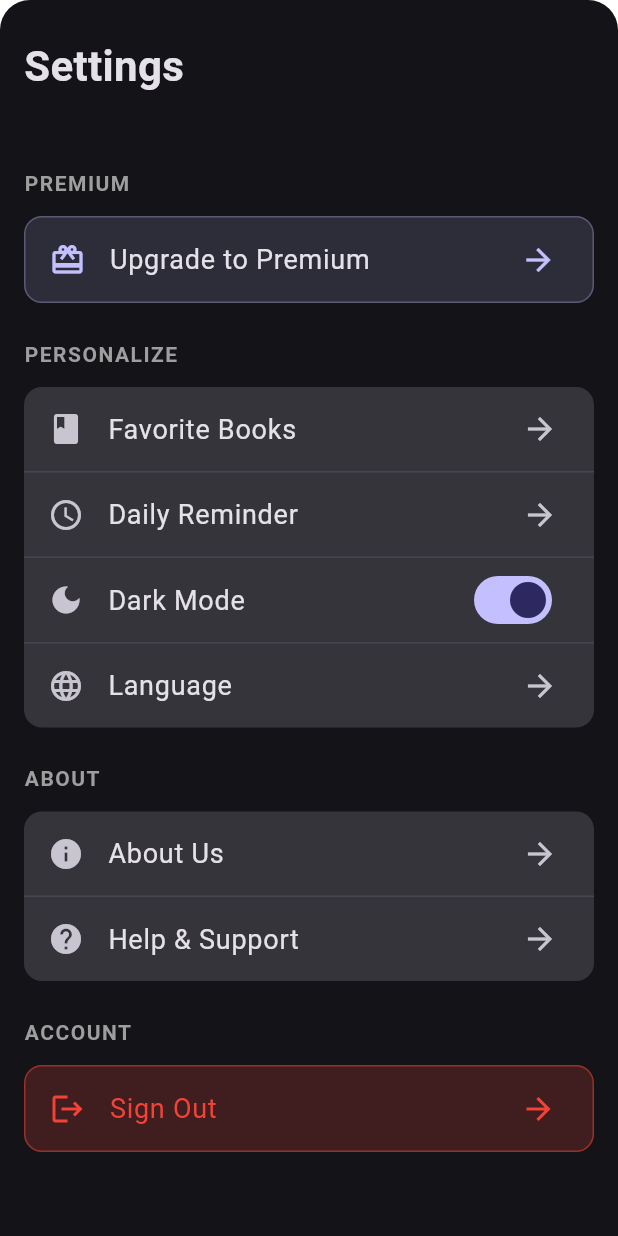
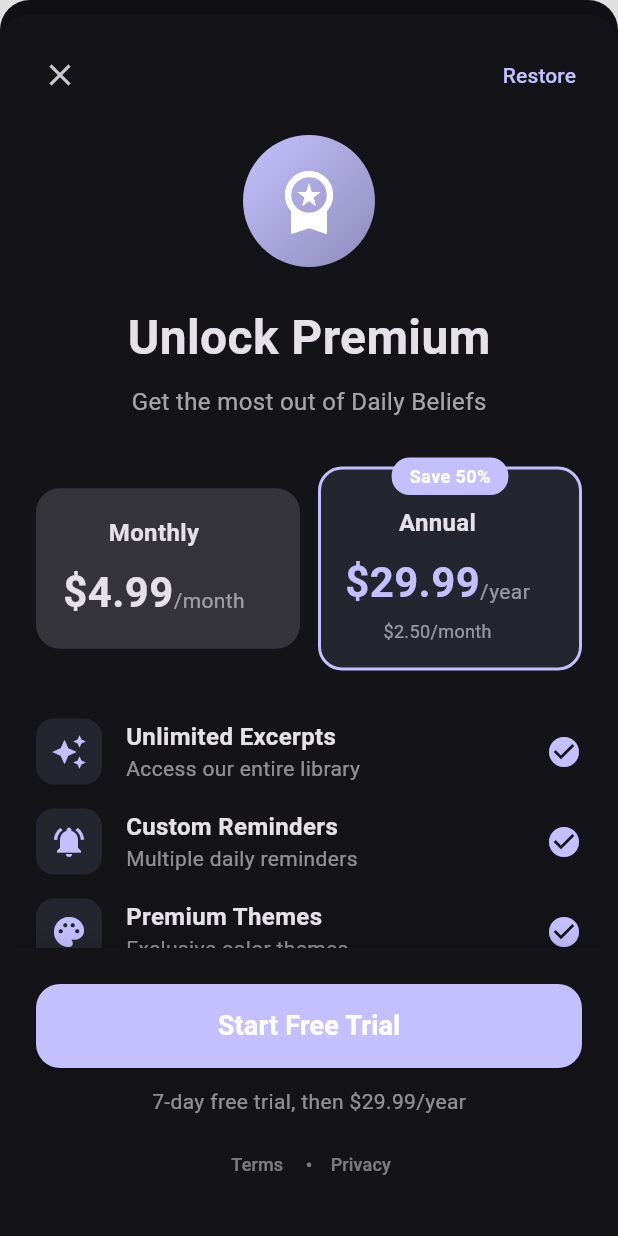
Before and after one commit to hiranosasuke/excerpt-ui, a Flutter app: the SettingsScreen screen opened directly with empty values, after a tap on "Upgrade to Premium", on a phone screen of 412 x 824 dp. Run offline on Flutter 3.47's test engine with Material 3 defaults, Android fonts, the phone set to English and light mode, and no system bars; our stand-ins replace modal_bottom_sheet.

Commit message:
Unlock Premium modal

```diff
--- a/lib/main.dart
+++ b/lib/main.dart
@@ -5,6 +5,7 @@
 import 'screens/sign_in_page.dart';
 import 'screens/home_screen.dart';
 import 'screens/streak_screen.dart';
+import 'screens/premium_screen.dart';
 
 void main() {
   runApp(const DailyBeliefsApp());
@@ -372,7 +373,15 @@
                           Icons.arrow_forward,
                           color: Theme.of(context).colorScheme.primary,
                         ),
-                        onTap: () {},
+                        onTap: () {
+                          showCupertinoModalBottomSheet(
+                            context: context,
+                            backgroundColor:
+                                Theme.of(context).scaffoldBackgroundColor,
+                            topRadius: const Radius.circular(20),
+                            builder: (context) => const PremiumScreen(),
+                          );
+                        },
                       ),
                     ),
 
--- /dev/null
+++ b/lib/screens/premium_screen.dart
@@ -0,0 +1,432 @@
+import 'package:flutter/material.dart';
+
+class PremiumScreen extends StatefulWidget {
+  const PremiumScreen({super.key});
+
+  @override
+  State<PremiumScreen> createState() => _PremiumScreenState();
+}
+
+class _PremiumScreenState extends State<PremiumScreen> {
+  String _selectedPlan = 'annual';
+
+  final List<Map<String, dynamic>> _features = [
+    {
+      'icon': Icons.auto_awesome,
+      'title': 'Unlimited Excerpts',
+      'subtitle': 'Access our entire library'
+    },
+    {
+      'icon': Icons.notifications_active,
+      'title': 'Custom Reminders',
+      'subtitle': 'Multiple daily reminders'
+    },
+    {
+      'icon': Icons.palette,
+      'title': 'Premium Themes',
+      'subtitle': 'Exclusive color themes'
+    },
+    {
+      'icon': Icons.cloud_sync,
+      'title': 'Cloud Sync',
+      'subtitle': 'Sync across all devices'
+    },
+    {
+      'icon': Icons.block,
+      'title': 'Ad-Free Experience',
+      'subtitle': 'No interruptions'
+    },
+    {
+      'icon': Icons.support_agent,
+      'title': 'Priority Support',
+      'subtitle': '24/7 dedicated support'
+    },
+  ];
+
+  @override
+  Widget build(BuildContext context) {
+    return Scaffold(
+      body: SafeArea(
+        child: Column(
+          children: [
+            // Header
+            Padding(
+              padding: const EdgeInsets.all(16),
+              child: Row(
+                children: [
+                  IconButton(
+                    onPressed: () => Navigator.pop(context),
+                    icon: const Icon(Icons.close),
+                  ),
+                  const Spacer(),
+                  TextButton(
+                    onPressed: () => Navigator.pop(context),
+                    child: const Text('Restore'),
+                  ),
+                ],
+              ),
+            ),
+            Expanded(
+              child: SingleChildScrollView(
+                padding: const EdgeInsets.symmetric(horizontal: 24),
+                child: Column(
+                  children: [
+                    // Premium Badge
+                    Container(
+                      padding: const EdgeInsets.all(20),
+                      decoration: BoxDecoration(
+                        gradient: LinearGradient(
+                          colors: [
+                            Theme.of(context).colorScheme.primary,
+                            Theme.of(context)
+                                .colorScheme
+                                .primary
+                                .withOpacity(0.7),
+                          ],
+                          begin: Alignment.topLeft,
+                          end: Alignment.bottomRight,
+                        ),
+                        shape: BoxShape.circle,
+                      ),
+                      child: const Icon(
+                        Icons.workspace_premium,
+                        size: 48,
+                        color: Colors.white,
+                      ),
+                    ),
+                    const SizedBox(height: 24),
+                    const Text(
+                      'Unlock Premium',
+                      style: TextStyle(
+                        fontSize: 32,
+                        fontWeight: FontWeight.bold,
+                      ),
+                    ),
+                    const SizedBox(height: 8),
+                    Text(
+                      'Get the most out of Daily Beliefs',
+                      style: TextStyle(
+                        fontSize: 16,
+                        color: Theme.of(context)
+                            .colorScheme
+                            .onSurface
+                            .withOpacity(0.7),
+                      ),
+                    ),
+                    const SizedBox(height: 32),
+                    // Plan Options
+                    Row(
+                      children: [
+                        Expanded(
+                          child: _buildPlanCard(
+                            context,
+                            plan: 'monthly',
+                            title: 'Monthly',
+                            price: '\$4.99',
+                            period: '/month',
+                            isSelected: _selectedPlan == 'monthly',
+                          ),
+                        ),
+                        const SizedBox(width: 12),
+                        Expanded(
+                          child: _buildPlanCard(
+                            context,
+                            plan: 'annual',
+                            title: 'Annual',
+                            price: '\$29.99',
+                            period: '/year',
+                            isSelected: _selectedPlan == 'annual',
+                            savings: 'Save 50%',
+                          ),
+                        ),
+                      ],
+                    ),
+                    const SizedBox(height: 32),
+                    // Features List
+                    ...List.generate(_features.length, (index) {
+                      final feature = _features[index];
+                      return Padding(
+                        padding: const EdgeInsets.only(bottom: 16),
+                        child: Row(
+                          children: [
+                            Container(
+                              padding: const EdgeInsets.all(10),
+                              decoration: BoxDecoration(
+                                color: Theme.of(context)
+                                    .colorScheme
+                                    .primary
+                                    .withOpacity(0.1),
+                                borderRadius: BorderRadius.circular(12),
+                              ),
+                              child: Icon(
+                                feature['icon'] as IconData,
+                                color: Theme.of(context).colorScheme.primary,
+                                size: 24,
+                              ),
+                            ),
+                            const SizedBox(width: 16),
+                            Expanded(
+                              child: Column(
+                                crossAxisAlignment: CrossAxisAlignment.start,
+                                children: [
+                                  Text(
+                                    feature['title'] as String,
+                                    style: const TextStyle(
+                                      fontSize: 16,
+                                      fontWeight: FontWeight.w600,
+                                    ),
+                                  ),
+                                  Text(
+                                    feature['subtitle'] as String,
+                                    style: TextStyle(
+                                      fontSize: 14,
+                                      color: Theme.of(context)
+                                          .colorScheme
+                                          .onSurface
+                                          .withOpacity(0.6),
+                                    ),
+                                  ),
+                                ],
+                              ),
+                            ),
+                            Icon(
+                              Icons.check_circle,
+                              color: Theme.of(context).colorScheme.primary,
+                            ),
+                          ],
+                        ),
+                      );
+                    }),
+                    const SizedBox(height: 24),
+                  ],
+                ),
+              ),
+            ),
+            // Bottom CTA
+            Container(
+              padding: const EdgeInsets.all(24),
+              decoration: BoxDecoration(
+                color: Theme.of(context).scaffoldBackgroundColor,
+                boxShadow: [
+                  BoxShadow(
+                    color: Colors.black.withOpacity(0.1),
+                    blurRadius: 10,
+                    offset: const Offset(0, -5),
+                  ),
+                ],
+              ),
+              child: Column(
+                children: [
+                  SizedBox(
+                    width: double.infinity,
+                    height: 56,
+                    child: ElevatedButton(
+                      onPressed: () {
+                        // TODO: Implement purchase
+                        ScaffoldMessenger.of(context).showSnackBar(
+                          SnackBar(
+                            content: Text(
+                              'Starting ${_selectedPlan == 'annual' ? 'annual' : 'monthly'} subscription...',
+                            ),
+                          ),
+                        );
+                      },
+                      style: ElevatedButton.styleFrom(
+                        backgroundColor: Theme.of(context).colorScheme.primary,
+                        foregroundColor: Colors.white,
+                        shape: RoundedRectangleBorder(
+                          borderRadius: BorderRadius.circular(16),
+                        ),
+                      ),
+                      child: Text(
+                        _selectedPlan == 'annual'
+                            ? 'Start Free Trial'
+                            : 'Subscribe Now',
+                        style: const TextStyle(
+                          fontSize: 18,
+                          fontWeight: FontWeight.w600,
+                        ),
+                      ),
+                    ),
+                  ),
+                  const SizedBox(height: 12),
+                  Text(
+                    _selectedPlan == 'annual'
+                        ? '7-day free trial, then \$29.99/year'
+                        : 'Cancel anytime',
+                    style: TextStyle(
+                      fontSize: 14,
+                      color: Theme.of(context)
+                          .colorScheme
+                          .onSurface
+                          .withOpacity(0.6),
+                    ),
+                  ),
+                  const SizedBox(height: 8),
+                  Row(
+                    mainAxisAlignment: MainAxisAlignment.center,
+                    children: [
+                      TextButton(
+                        onPressed: () {},
+                        child: Text(
+                          'Terms',
+                          style: TextStyle(
+                            fontSize: 12,
+                            color: Theme.of(context)
+                                .colorScheme
+                                .onSurface
+                                .withOpacity(0.5),
+                          ),
+                        ),
+                      ),
+                      Text(
+                        '•',
+                        style: TextStyle(
+                          color: Theme.of(context)
+                              .colorScheme
+                              .onSurface
+                              .withOpacity(0.5),
+                        ),
+                      ),
+                      TextButton(
+                        onPressed: () {},
+                        child: Text(
+                          'Privacy',
+                          style: TextStyle(
+                            fontSize: 12,
+                            color: Theme.of(context)
+                                .colorScheme
+                                .onSurface
+                                .withOpacity(0.5),
+                          ),
+                        ),
+                      ),
+                    ],
+                  ),
+                ],
+              ),
+            ),
+          ],
+        ),
+      ),
+    );
+  }
+
+  Widget _buildPlanCard(
+    BuildContext context, {
+    required String plan,
+    required String title,
+    required String price,
+    required String period,
+    required bool isSelected,
+    String? savings,
+  }) {
+    return GestureDetector(
+      onTap: () => setState(() => _selectedPlan = plan),
+      child: AnimatedContainer(
+        duration: const Duration(milliseconds: 200),
+        padding: const EdgeInsets.all(16),
+        decoration: BoxDecoration(
+          color: isSelected
+              ? Theme.of(context).colorScheme.primary.withOpacity(0.1)
+              : Theme.of(context).colorScheme.surfaceContainerHighest,
+          borderRadius: BorderRadius.circular(16),
+          border: Border.all(
+            color: isSelected
+                ? Theme.of(context).colorScheme.primary
+                : Colors.transparent,
+            width: 2,
+          ),
+        ),
+        child: Stack(
+          clipBehavior: Clip.none,
+          children: [
+            Column(
+              children: [
+                if (savings != null) const SizedBox(height: 8),
+                Text(
+                  title,
+                  style: TextStyle(
+                    fontSize: 16,
+                    fontWeight: FontWeight.w600,
+                    color: Theme.of(context).colorScheme.onSurface,
+                  ),
+                ),
+                const SizedBox(height: 8),
+                FittedBox(
+                  fit: BoxFit.scaleDown,
+                  child: Row(
+                    mainAxisAlignment: MainAxisAlignment.center,
+                    crossAxisAlignment: CrossAxisAlignment.end,
+                    children: [
+                      Text(
+                        price,
+                        style: TextStyle(
+                          fontSize: 28,
+                          fontWeight: FontWeight.bold,
+                          color: isSelected
+                              ? Theme.of(context).colorScheme.primary
+                              : Theme.of(context).colorScheme.onSurface,
+                        ),
+                      ),
+                      Padding(
+                        padding: const EdgeInsets.only(bottom: 4),
+                        child: Text(
+                          period,
+                          style: TextStyle(
+                            fontSize: 14,
+                            color: Theme.of(context)
+                                .colorScheme
+                                .onSurface
+                                .withOpacity(0.6),
+                          ),
+                        ),
+                      ),
+                    ],
+                  ),
+                ),
+                if (plan == 'annual') ...[
+                  const SizedBox(height: 4),
+                  Text(
+                    '\$2.50/month',
+                    style: TextStyle(
+                      fontSize: 12,
+                      color: Theme.of(context)
+                          .colorScheme
+                          .onSurface
+                          .withOpacity(0.6),
+                    ),
+                  ),
+                ],
+              ],
+            ),
+            if (savings != null)
+              Positioned(
+                top: -24,
+                left: 0,
+                right: 0,
+                child: Center(
+                  child: Container(
+                    padding:
+                        const EdgeInsets.symmetric(horizontal: 12, vertical: 4),
+                    decoration: BoxDecoration(
+                      color: Theme.of(context).colorScheme.primary,
+                      borderRadius: BorderRadius.circular(12),
+                    ),
+                    child: Text(
+                      savings,
+                      style: const TextStyle(
+                        fontSize: 12,
+                        fontWeight: FontWeight.bold,
+                        color: Colors.white,
+                      ),
+                    ),
+                  ),
+                ),
+              ),
+          ],
+        ),
+      ),
+    );
+  }
+}
```
